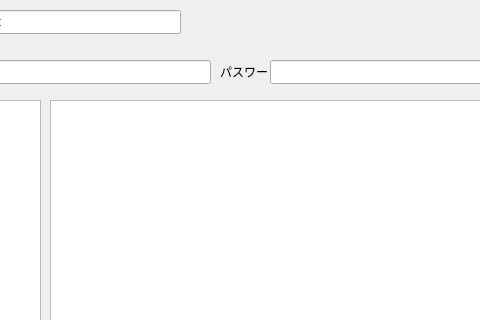
Old version of the form chatbot-client/mainwindow.ui in the repository zattu1/chatbot-client; both pictures show x 160 to 640 and y 0 to 320 of the 973 by 741 pixel window.
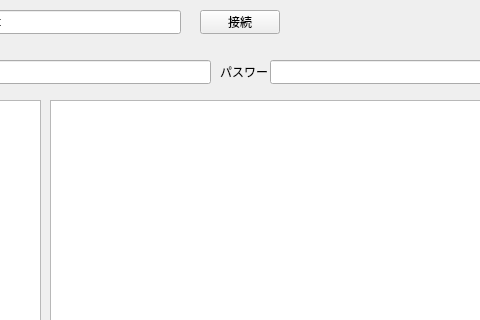
New version of the form.

What changed in the file:
```diff
--- a/chatbot-client/mainwindow.ui
+++ b/chatbot-client/mainwindow.ui
@@ -291,6 +291,19 @@
      <string>wss://localhost</string>
     </property>
    </widget>
+   <widget class="QPushButton" name="connPushButton">
+    <property name="geometry">
+     <rect>
+      <x>360</x>
+      <y>10</y>
+      <width>80</width>
+      <height>24</height>
+     </rect>
+    </property>
+    <property name="text">
+     <string>接続</string>
+    </property>
+   </widget>
   </widget>
   <widget class="QMenuBar" name="menubar">
    <property name="geometry">
```
Left out of the diff: 15 changed lines with no effect on the pictures.
